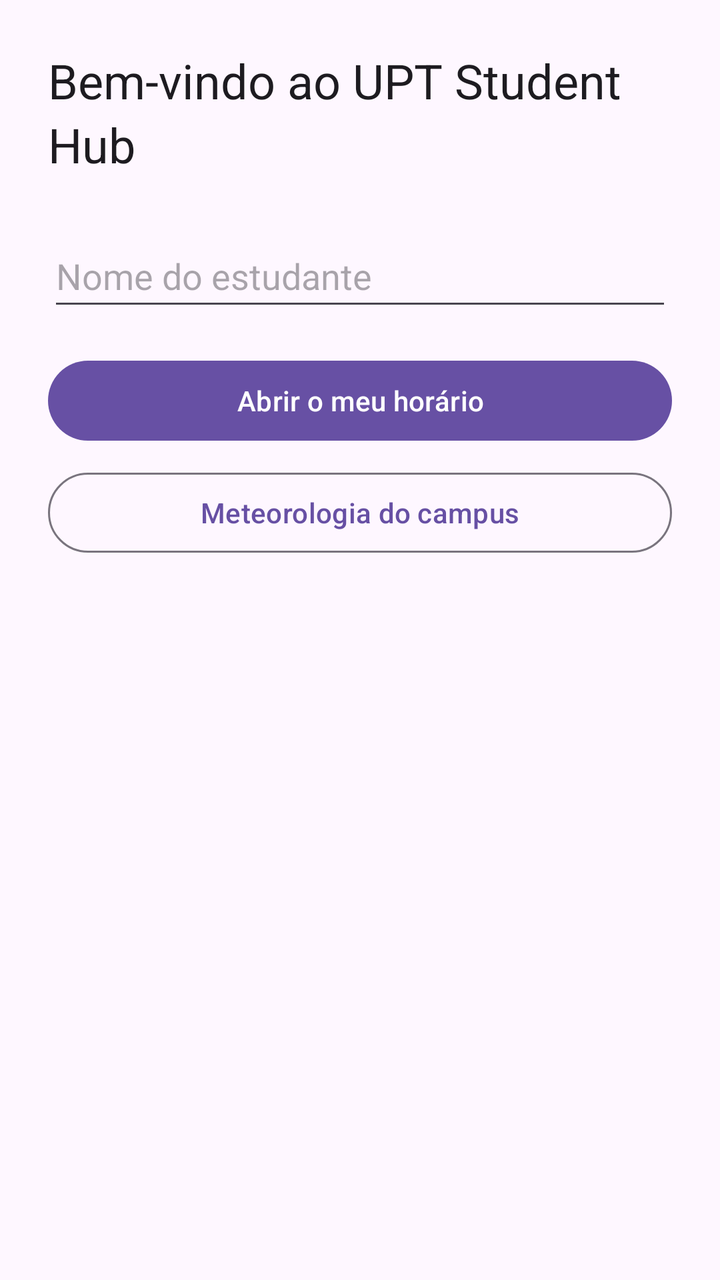
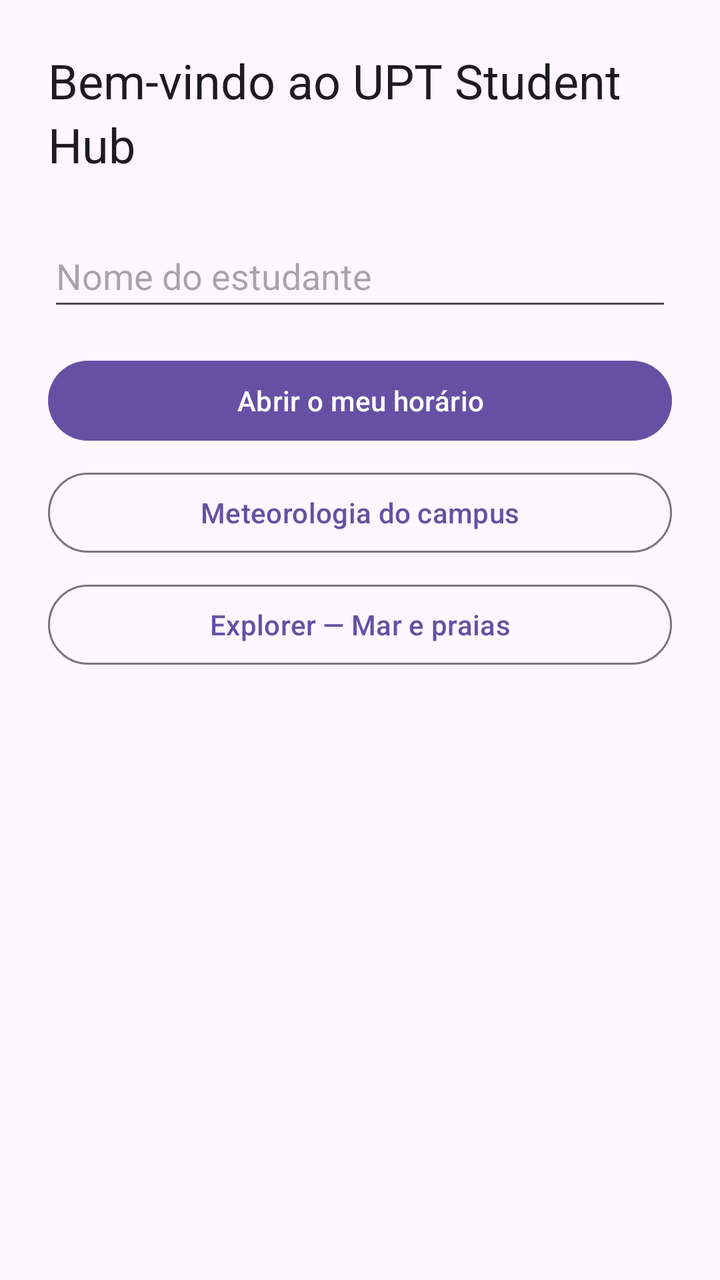

Two renders of the same Android screen: before a commit and after it. Below are the layout's source before the change and the commit's diff.
<!-- AndroidManifest.xml: application theme Theme.UPTStudentHub -->
<!-- res/layout/activity_main.xml -->
<?xml version="1.0" encoding="utf-8"?>
<LinearLayout xmlns:android="http://schemas.android.com/apk/res/android"
    android:layout_width="match_parent"
    android:layout_height="match_parent"
    android:fitsSystemWindows="true"
    android:gravity="center_horizontal"
    android:orientation="vertical"
    android:padding="@dimen/spacing_l">
    <TextView
        android:id="@+id/tvWelcome"
        android:layout_width="wrap_content"
        android:layout_height="wrap_content"
        android:layout_marginBottom="@dimen/spacing_l"
        android:text="@string/welcome_title"
        android:textAppearance="?attr/textAppearanceHeadlineSmall" />
    <EditText
        android:id="@+id/etName"
        android:layout_width="match_parent"
        android:layout_height="wrap_content"
        android:autofillHints="name"
        android:hint="@string/hint_student_name"
        android:inputType="textPersonName|textCapWords"
        android:minHeight="@dimen/touch_target" />
    <Button
        android:id="@+id/btnOpenTimetable"
        android:layout_width="match_parent"
        android:layout_height="wrap_content"
        android:layout_marginTop="@dimen/spacing_m"
        android:minHeight="@dimen/touch_target"
        android:text="@string/btn_open_timetable" />
    
    <Button
        android:id="@+id/btnOpenWeather"
        style="?attr/materialButtonOutlinedStyle"
        android:layout_width="match_parent"
        android:layout_height="wrap_content"
        android:layout_marginTop="@dimen/spacing_s"
        android:minHeight="@dimen/touch_target"
        android:text="@string/btn_open_weather" />
</LinearLayout>
<!-- resources referenced by this layout -->
<resources>
  <dimen name="spacing_l">24dp</dimen>
  <dimen name="spacing_m">16dp</dimen>
  <dimen name="spacing_s">8dp</dimen>
  <dimen name="touch_target">48dp</dimen>
  <string name="btn_open_timetable">Abrir o meu horário</string>
  <string name="btn_open_weather">Meteorologia do campus</string>
  <string name="hint_student_name">Nome do estudante</string>
  <string name="welcome_title">Bem-vindo ao UPT Student Hub</string>
  <style name="Theme.UPTStudentHub" parent="Base.Theme.UPTStudentHub" />
  <style name="Base.Theme.UPTStudentHub" parent="Theme.Material3.DayNight">
          
          
      </style>
</resources>

<!-- the commit's change to res/layout/activity_main.xml (unified diff, before → after) -->
@@ -1,8 +1,12 @@
 <?xml version="1.0" encoding="utf-8"?>
-<LinearLayout xmlns:android="http://schemas.android.com/apk/res/android"
+<ScrollView xmlns:android="http://schemas.android.com/apk/res/android"
     android:layout_width="match_parent"
     android:layout_height="match_parent"
     android:fitsSystemWindows="true"
+    android:fillViewport="true">
+<LinearLayout
+    android:layout_width="match_parent"
+    android:layout_height="wrap_content"
     android:gravity="center_horizontal"
     android:orientation="vertical"
     android:padding="@dimen/spacing_l">
@@ -37,4 +41,13 @@
         android:layout_marginTop="@dimen/spacing_s"
         android:minHeight="@dimen/touch_target"
         android:text="@string/btn_open_weather" />
+    <Button
+        android:id="@+id/btnOpenExplorer"
+        style="?attr/materialButtonOutlinedStyle"
+        android:layout_width="match_parent"
+        android:layout_height="wrap_content"
+        android:layout_marginTop="@dimen/spacing_s"
+        android:minHeight="@dimen/touch_target"
+        android:text="@string/btn_open_explorer" />
 </LinearLayout>
+</ScrollView>
<!-- resource entries referenced after the edit -->
@@ -4,12 +4,14 @@
   <dimen name="spacing_m">16dp</dimen>
   <dimen name="spacing_s">8dp</dimen>
   <dimen name="touch_target">48dp</dimen>
+  <string name="btn_open_explorer">Explorer — Mar e praias</string>
   <string name="btn_open_timetable">Abrir o meu horário</string>
   <string name="btn_open_weather">Meteorologia do campus</string>
   <string name="hint_student_name">Nome do estudante</string>
   <string name="welcome_title">Bem-vindo ao UPT Student Hub</string>
   <style name="Theme.UPTStudentHub" parent="Base.Theme.UPTStudentHub" />
   <style name="Base.Theme.UPTStudentHub" parent="Theme.Material3.DayNight">
+          <item name="android:windowLightStatusBar">true</item>
           
           
       </style>
